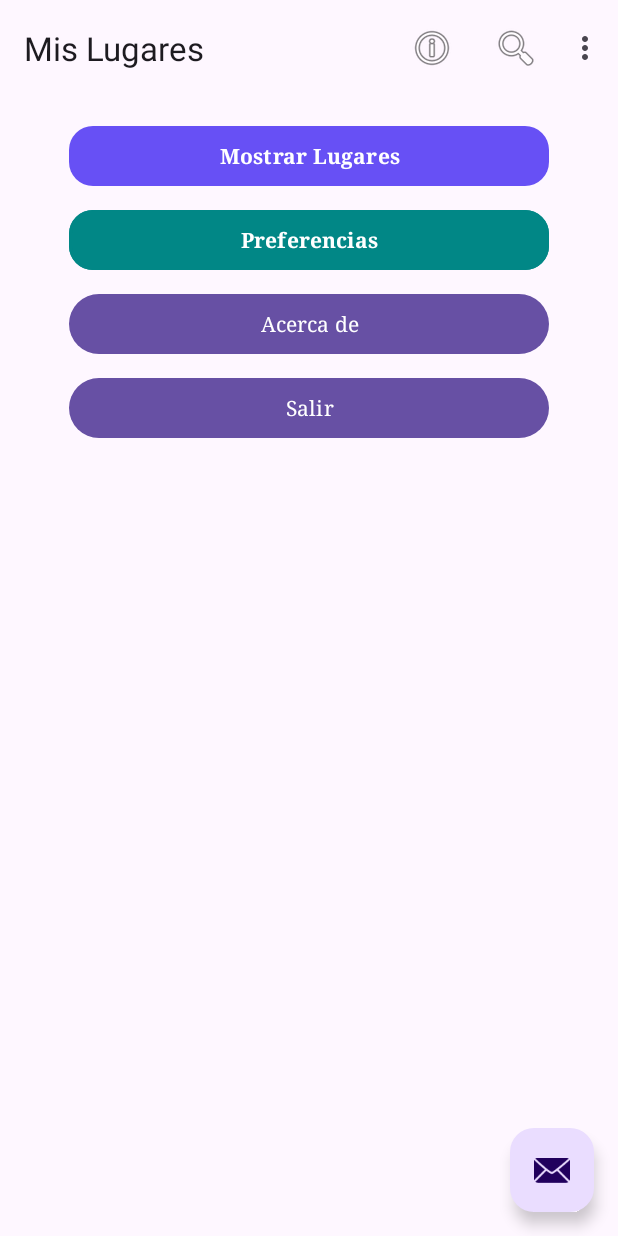
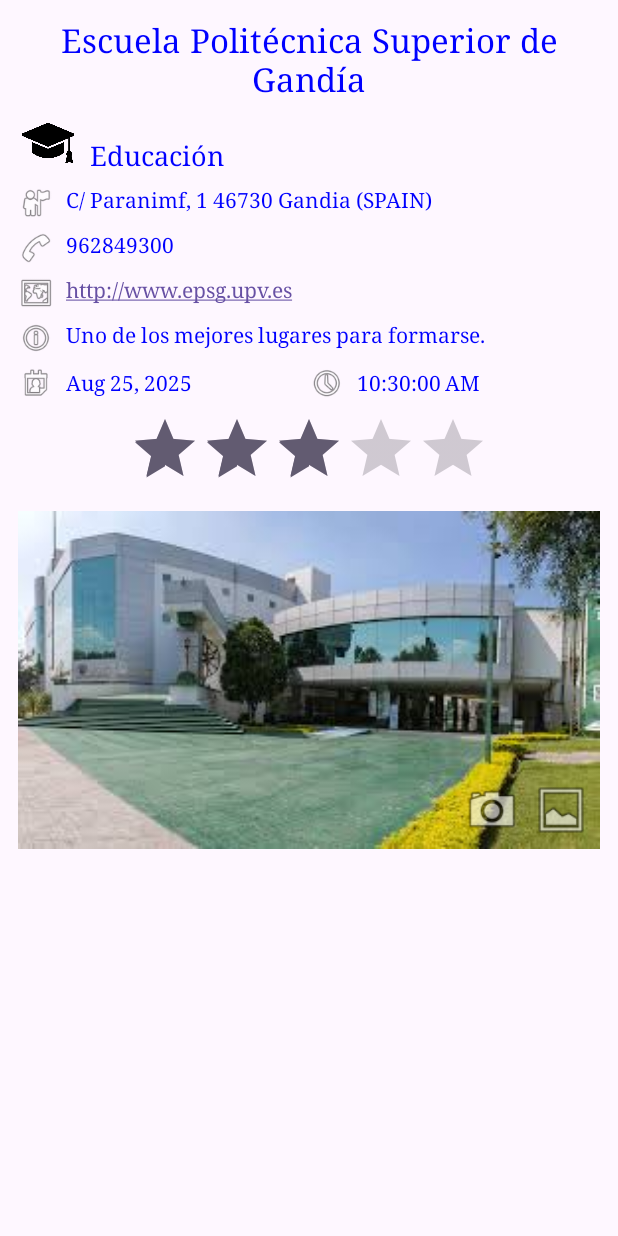
Before and after one commit to eden418-afk/MisLugaresDispMovMartesN1Eq52025, an Android app: the screen it shows after launch (MainActivity before the commit, VistaLugarActivity after it), after a tap on "Buscar", on a phone screen of 412 x 824 dp. Run offline under Robolectric (Android 15) with nearby library versions, the phone set to English and light mode, and no system bars.

Commit message:
3.12 Creacion de activity VistaLugar

```diff
--- a/app/src/main/AndroidManifest.xml
+++ b/app/src/main/AndroidManifest.xml
@@ -25,6 +25,8 @@
         <activity android:name=".AcercaDeActivity"
             android:label="Acerca de..."
             android:theme="@style/Theme.AppCompat.Dialog"/>
+        <activity android:name=".VistaLugarActivity"
+            android:label="Vista de lugar"/>
     </application>
 
 </manifest>
--- a/app/src/main/java/com/example/mislugares/MainActivity.kt
+++ b/app/src/main/java/com/example/mislugares/MainActivity.kt
@@ -4,6 +4,7 @@ import android.content.Intent
 import android.os.Bundle
 import android.view.Menu
 import android.view.MenuItem
+import android.view.View
 import android.widget.Toast
 import androidx.appcompat.app.AppCompatActivity
 import com.example.mislugares.casos_uso.CasosUsoLugar
@@ -61,7 +62,15 @@ class MainActivity : AppCompatActivity() {
                 casosAct.lanzarAcercaDe()
                 true
             }
+            R.id.menu_buscar -> {
+                lanzarVistaLugar()
+                true;
+            }
             else -> super.onOptionsItemSelected(item)
         }
     }
+
+    fun lanzarVistaLugar(view: View? = null){
+        usoLugar.mostrar(0)
+    }
 }
--- /dev/null
+++ b/app/src/main/java/com/example/mislugares/VistaLugarActivity.kt
@@ -0,0 +1,49 @@
+package com.example.mislugares
+
+import android.os.Bundle
+import androidx.appcompat.app.AppCompatActivity
+import com.example.mislugares.casos_uso.CasosUsoLugar
+import com.example.mislugares.databinding.VistaLugarBinding
+import com.example.mislugares.modelo.Lugar
+import com.example.mislugares.presentacion.Aplicacion
+import java.text.DateFormat
+import java.util.Date
+
+class VistaLugarActivity : AppCompatActivity() {
+
+    // Repo y casos de uso (usando el singleton que hicimos)
+    private val lugares by lazy { (application as Aplicacion).lugares }
+    private val usoLugar by lazy { CasosUsoLugar(this, lugares) }
+
+    private var pos = 0
+    private lateinit var lugar: Lugar
+
+    private lateinit var binding: VistaLugarBinding
+
+    override fun onCreate(savedInstanceState: Bundle?) {
+        super.onCreate(savedInstanceState)
+        binding = VistaLugarBinding.inflate(layoutInflater)
+        setContentView(binding.root)
+
+        pos = intent.extras?.getInt("pos", 0) ?: 0
+        lugar = lugares.elemento(pos)
+
+        actualizaVistas()
+    }
+
+    private fun actualizaVistas() = with(binding) {
+        nombre.text = lugar.nombre
+        logoTipo.setImageResource(lugar.tipoLugar.recurso)
+        tipo.text = lugar.tipoLugar.texto
+        direccion.text = lugar.direccion
+        telefono.text = lugar.telefono.toString()
+        url.text = lugar.url
+        comentario.text = lugar.comentarios
+        fecha.text = DateFormat.getDateInstance().format(Date(lugar.fecha))
+        hora.text = DateFormat.getTimeInstance().format(Date(lugar.fecha))
+        valoracion.rating = lugar.valoracion
+        valoracion.setOnRatingBarChangeListener { _, valor, _ ->
+            lugar.valoracion = valor
+        }
+    }
+}
--- a/app/src/main/java/com/example/mislugares/casos_uso/CasoUsoLugar.kt
+++ b/app/src/main/java/com/example/mislugares/casos_uso/CasoUsoLugar.kt
@@ -3,6 +3,7 @@ package com.example.mislugares.casos_uso
 import android.app.Activity
 import android.content.Intent
 import com.example.mislugares.MainActivity
+import com.example.mislugares.VistaLugarActivity
 import com.example.mislugares.datos.RepositorioLugares
 import kotlin.jvm.java
 
@@ -12,7 +13,7 @@ class CasosUsoLugar(
 ) {
     // OPERACIONES BÁSICAS
     fun mostrar(pos: Int) {
-        val i = Intent(actividad, MainActivity::class.java)
+        val i = Intent(actividad, VistaLugarActivity::class.java)
         i.putExtra("pos", pos)
         actividad.startActivity(i)
     }
--- a/app/src/main/java/com/example/mislugares/datos/RepositorioLugares.kt
+++ b/app/src/main/java/com/example/mislugares/datos/RepositorioLugares.kt
@@ -18,7 +18,7 @@ interface RepositorioLugares {
                 nombre = "Escuela Politécnica Superior de Gandía",
                 direccion = "C/ Paranimf, 1 46730 Gandia (SPAIN)",
                 posicion = GeoPunto(-0.166093, 38.995656),
-                tipo = TipoLugar.EDUCACION,
+                tipoLugar = TipoLugar.EDUCACION,
                 foto = "",
                 telefono = 962849300,
                 url = "http://www.epsg.upv.es",
@@ -32,7 +32,7 @@ interface RepositorioLugares {
                 nombre = "Al de siempre",
                 direccion = "P.Industrial Junto Molí Nou - 46722, Benifla (Valencia)",
                 posicion = GeoPunto(-0.190642, 38.925857),
-                tipo = TipoLugar.BAR,
+                tipoLugar = TipoLugar.BAR,
                 foto = "",
                 telefono = 636472405,
                 url = "",
@@ -46,7 +46,7 @@ interface RepositorioLugares {
                 nombre = "androidcurso.com",
                 direccion = "ciberespacio",
                 posicion = GeoPunto(0.0, 0.0),
-                tipo = TipoLugar.EDUCACION,
+                tipoLugar = TipoLugar.EDUCACION,
                 foto = "",
                 telefono = 962849300,
                 url = "http://androidcurso.com",
@@ -60,7 +60,7 @@ interface RepositorioLugares {
                 nombre = "Barranco del Infierno",
                 direccion = "Vía Verde del río Serpis. Villalonga (Valencia)",
                 posicion = GeoPunto(-0.295058, 38.867180),
-                tipo = TipoLugar.NATURALEZA,
+                tipoLugar = TipoLugar.NATURALEZA,
                 foto = "",
                 telefono = 0,
                 url = "http://sosegaos.blogspot.com.es/2009/02/lorcha-villalonga-via-+verde-del-rio.html",
@@ -74,7 +74,7 @@ interface RepositorioLugares {
                 nombre = "La Vital",
                 direccion = "Avda. de La Vital, 0 46701 Gandía (Valencia)",
                 posicion = GeoPunto(-0.1720892, 38.9705949),
-                tipo = TipoLugar.COMPRAS,
+                tipoLugar = TipoLugar.COMPRAS,
                 foto = "",
                 telefono = 962881070,
                 url = "http://www.lavital.es/",
--- a/app/src/main/java/com/example/mislugares/modelo/Lugar.kt
+++ b/app/src/main/java/com/example/mislugares/modelo/Lugar.kt
@@ -5,7 +5,7 @@ data class Lugar(
     val nombre: String,
     var direccion: String = "",
     var posicion: GeoPunto = GeoPunto.SIN_POSICION,
-    var tipo: TipoLugar = TipoLugar.OTROS,
+    var tipoLugar: TipoLugar = TipoLugar.OTROS,
     var foto: String = "",
     var telefono: Int = 0,
     var url: String = "",
--- a/app/src/main/java/com/example/mislugares/modelo/TipoLugar.kt
+++ b/app/src/main/java/com/example/mislugares/modelo/TipoLugar.kt
@@ -1,15 +1,17 @@
 package com.example.mislugares.modelo
 
+import com.example.mislugares.R
+
 enum class TipoLugar(val texto: String, val recurso: Int) {
-    OTROS("Otros", 5),
-    RESTAURANTE("Restaurante", 2),
-    BAR("Bar", 6),
-    COPAS("Copas", 0),
-    ESPECTACULO("Espectáculo", 0),
-    HOTEL("Hotel", 0),
-    COMPRAS("Compras", 0),
-    EDUCACION("Educación", 0),
-    DEPORTE("Deporte", 0),
-    NATURALEZA("Naturaleza", 0),
-    GASOLINERA("Gasolinera", 0)
+    OTROS("Otros", R.drawable.ic_graduate_hat),
+    RESTAURANTE("Restaurante", R.drawable.ic_graduate_hat),
+    BAR("Bar", R.drawable.ic_graduate_hat),
+    COPAS("Copas", R.drawable.ic_graduate_hat),
+    ESPECTACULO("Espectáculo", R.drawable.ic_graduate_hat),
+    HOTEL("Hotel", R.drawable.ic_graduate_hat),
+    COMPRAS("Compras", R.drawable.ic_graduate_hat),
+    EDUCACION("Educación", R.drawable.ic_graduate_hat),
+    DEPORTE("Deporte", R.drawable.ic_graduate_hat),
+    NATURALEZA("Naturaleza", R.drawable.ic_graduate_hat),
+    GASOLINERA("Gasolinera", R.drawable.ic_graduate_hat)
 }
--- a/app/src/main/java/com/example/mislugares/presentacion/Aplicacion.kt
+++ b/app/src/main/java/com/example/mislugares/presentacion/Aplicacion.kt
@@ -2,7 +2,16 @@ package com.example.mislugares.presentacion
 
 import android.app.Application
 import com.example.mislugares.datos.LugaresLista
+import com.example.mislugares.datos.RepositorioLugares
 
 class Aplicacion : Application() {
-    val lugares = LugaresLista()
+
+    lateinit var lugares: RepositorioLugares
+
+    override fun onCreate() {
+        super.onCreate()
+        val repo = LugaresLista()
+        repo.añadeEjemplos()
+        lugares = repo
+    }
 }
--- /dev/null
+++ b/app/src/main/res/layout/vista_lugar.xml
@@ -0,0 +1,218 @@
+<?xml version="1.0" encoding="utf-8"?>
+<ScrollView xmlns:android="http://schemas.android.com/apk/res/android"
+    android:id="@+id/scrollView1"
+    android:layout_width="match_parent"
+    android:layout_height="wrap_content">
+
+    <LinearLayout
+        android:layout_width="match_parent"
+        android:layout_height="wrap_content"
+        android:orientation="vertical"
+        android:padding="12dp">
+
+        <!-- Título -->
+        <TextView
+            android:id="@+id/nombre"
+            android:layout_width="match_parent"
+            android:layout_height="wrap_content"
+            android:gravity="center"
+            android:text="Escuela Politécnica Superior de Gandía"
+            android:textAppearance="?android:attr/textAppearanceLarge"
+            android:paddingBottom="8dp" />
+
+        <!-- Tipo (icono + texto) -->
+        <LinearLayout
+            android:layout_width="match_parent"
+            android:layout_height="wrap_content"
+            android:orientation="horizontal"
+            android:paddingBottom="8dp">
+
+            <ImageView
+                android:id="@+id/logo_tipo"
+                android:layout_width="40dp"
+                android:layout_height="40dp"
+                android:contentDescription="Logo del tipo"
+                android:src="@drawable/ic_graduate_hat" />
+
+            <TextView
+                android:id="@+id/tipo"
+                android:layout_width="match_parent"
+                android:layout_height="wrap_content"
+                android:layout_gravity="bottom"
+                android:paddingStart="8dp"
+                android:text="Educación"
+                android:textAppearance="?android:attr/textAppearanceMedium" />
+        </LinearLayout>
+
+        <!-- Dirección -->
+        <LinearLayout
+            android:layout_width="match_parent"
+            android:layout_height="wrap_content"
+            android:orientation="horizontal"
+            android:paddingBottom="6dp">
+
+            <ImageView
+                android:layout_width="24dp"
+                android:layout_height="24dp"
+                android:contentDescription="icono dirección"
+                android:src="@android:drawable/ic_menu_myplaces" />
+
+            <TextView
+                android:id="@+id/direccion"
+                android:layout_width="match_parent"
+                android:layout_height="wrap_content"
+                android:paddingStart="8dp"
+                android:text="C/ Paranimf, 1 46730 Gandia (SPAIN)" />
+        </LinearLayout>
+
+        <!-- Teléfono -->
+        <LinearLayout
+            android:layout_width="match_parent"
+            android:layout_height="wrap_content"
+            android:orientation="horizontal"
+            android:paddingBottom="6dp">
+
+            <ImageView
+                android:layout_width="24dp"
+                android:layout_height="24dp"
+                android:contentDescription="icono teléfono"
+                android:src="@android:drawable/ic_menu_call" />
+
+            <TextView
+                android:id="@+id/telefono"
+                android:layout_width="match_parent"
+                android:layout_height="wrap_content"
+                android:paddingStart="8dp"
+                android:text="962849300" />
+        </LinearLayout>
+
+        <!-- URL -->
+        <LinearLayout
+            android:layout_width="match_parent"
+            android:layout_height="wrap_content"
+            android:orientation="horizontal"
+            android:paddingBottom="6dp">
+
+            <ImageView
+                android:layout_width="24dp"
+                android:layout_height="24dp"
+                android:contentDescription="icono url"
+                android:src="@android:drawable/ic_menu_mapmode" />
+
+            <TextView
+                android:id="@+id/url"
+                android:layout_width="match_parent"
+                android:layout_height="wrap_content"
+                android:paddingStart="8dp"
+                android:autoLink="web"
+                android:text="http://www.epsg.upv.es" />
+        </LinearLayout>
+
+        <!-- Comentario -->
+        <LinearLayout
+            android:layout_width="match_parent"
+            android:layout_height="wrap_content"
+            android:orientation="horizontal"
+            android:paddingBottom="6dp">
+
+            <ImageView
+                android:layout_width="24dp"
+                android:layout_height="24dp"
+                android:contentDescription="icono comentario"
+                android:src="@android:drawable/ic_menu_info_details" />
+
+            <TextView
+                android:id="@+id/comentario"
+                android:layout_width="match_parent"
+                android:layout_height="wrap_content"
+                android:paddingStart="8dp"
+                android:text="Uno de los mejores lugares para formarse." />
+        </LinearLayout>
+
+        <!-- Fecha y hora en la misma fila -->
+        <LinearLayout
+            android:layout_width="match_parent"
+            android:layout_height="wrap_content"
+            android:orientation="horizontal"
+            android:gravity="center_vertical"
+            android:paddingBottom="8dp">
+
+            <ImageView
+                android:layout_width="24dp"
+                android:layout_height="24dp"
+                android:contentDescription="icono fecha"
+                android:src="@android:drawable/ic_menu_my_calendar" />
+
+            <TextView
+                android:id="@+id/fecha"
+                android:layout_width="0dp"
+                android:layout_height="wrap_content"
+                android:paddingStart="8dp"
+                android:layout_weight="1"
+                android:text="22 mar. 2016" />
+
+            <ImageView
+                android:layout_width="24dp"
+                android:layout_height="24dp"
+                android:contentDescription="icono hora"
+                android:src="@android:drawable/ic_menu_recent_history" />
+
+            <TextView
+                android:id="@+id/hora"
+                android:layout_width="0dp"
+                android:layout_height="wrap_content"
+                android:paddingStart="8dp"
+                android:layout_weight="1"
+                android:text="9:54:54 p. m." />
+        </LinearLayout>
+
+        <!-- Valoración -->
+        <RatingBar
+            android:id="@+id/valoracion"
+            android:layout_width="wrap_content"
+            android:layout_height="wrap_content"
+            android:layout_gravity="center_horizontal"
+            android:numStars="5"
+            android:stepSize="1.0"
+            android:rating="3" />
+
+        <!-- Foto con acciones (cámara/galería) sobrepuestas -->
+        <FrameLayout
+            android:layout_width="match_parent"
+            android:layout_height="wrap_content"
+            android:layout_marginTop="8dp">
+
+            <ImageView
+                android:id="@+id/foto"
+                android:layout_width="match_parent"
+                android:layout_height="wrap_content"
+                android:adjustViewBounds="true"
+                android:contentDescription="fotografía"
+                android:src="@drawable/fime" />
+
+            <LinearLayout
+                android:layout_width="wrap_content"
+                android:layout_height="wrap_content"
+                android:layout_gravity="end|bottom"
+                android:orientation="horizontal"
+                android:padding="6dp">
+
+                <ImageView
+                    android:id="@+id/camara"
+                    android:layout_width="40dp"
+                    android:layout_height="40dp"
+                    android:contentDescription="logo cámara"
+                    android:src="@android:drawable/ic_menu_camera" />
+
+                <ImageView
+                    android:id="@+id/galeria"
+                    android:layout_width="40dp"
+                    android:layout_height="40dp"
+                    android:layout_marginStart="6dp"
+                    android:contentDescription="logo galería"
+                    android:src="@android:drawable/ic_menu_gallery" />
+            </LinearLayout>
+        </FrameLayout>
+
+    </LinearLayout>
+</ScrollView>
```
Also changed, not shown: app/src/main/res/drawable-nodpi/fime.jpeg (added), app/src/main/res/drawable-nodpi/ic_graduate_hat.png (added).
